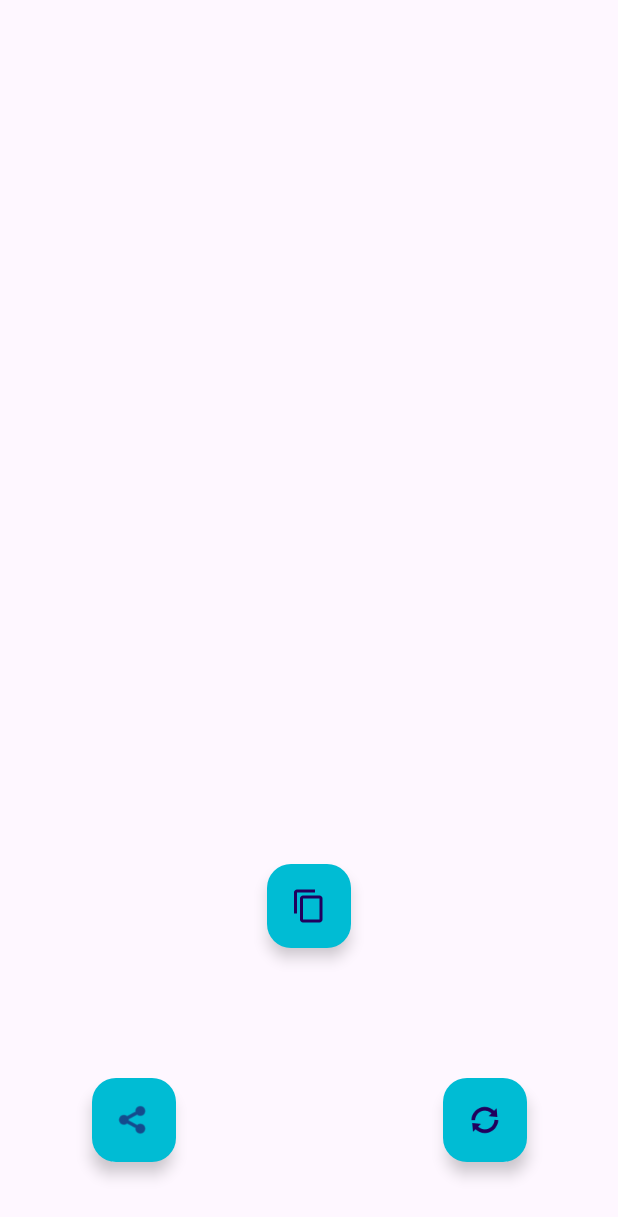
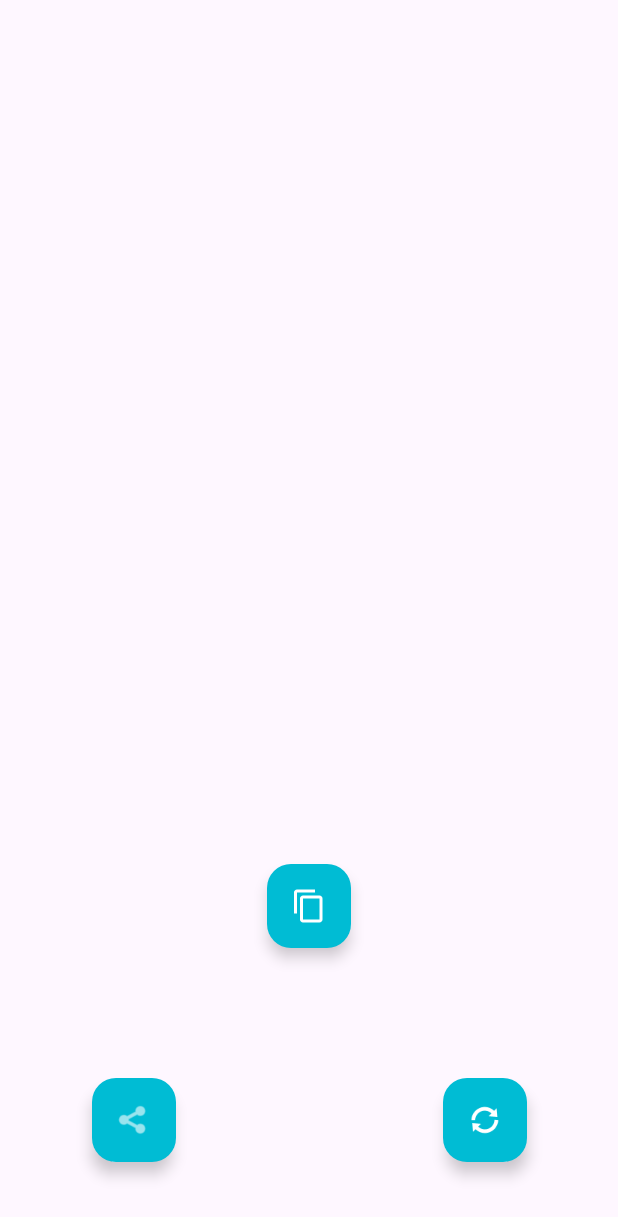
Before and after one commit to judith0906/DI-CookieFortune, an Android app: the PhraseActivity screen opened directly, with no data from a screen before it, on a phone screen of 412 x 824 dp. Shown: the top 1217 px of the screen. Run offline under Robolectric (Android 15) with nearby library versions, the phone set to English and light mode, and no system bars.

Commit message:
Añadir array de frases y cambiar color de iconos de botones

```diff
--- a/app/src/main/res/layout/activity_phrase.xml
+++ b/app/src/main/res/layout/activity_phrase.xml
@@ -23,29 +23,34 @@
         android:layout_width="wrap_content"
         android:layout_height="wrap_content"
         android:src="@android:drawable/ic_menu_share"
-        android:backgroundTint="#00BCD4"
+        app:backgroundTint="#00BCD4"
+        app:tint="#FFFFFF"
         app:layout_constraintTop_toBottomOf="@id/txt_phrase"
         app:layout_constraintBottom_toBottomOf="parent"
         app:layout_constraintStart_toStartOf="parent"
         app:layout_constraintEnd_toStartOf="@id/btn_copy"
         app:layout_constraintVertical_bias="0.9"/>
+
     <com.google.android.material.floatingactionbutton.FloatingActionButton
         android:id="@+id/btn_copy"
         android:layout_width="wrap_content"
         android:layout_height="wrap_content"
         android:src="?attr/actionModeCopyDrawable"
-        android:backgroundTint="#00BCD4"
+        app:backgroundTint="#00BCD4"
+        app:tint="#FFFFFF"
         app:layout_constraintTop_toTopOf="parent"
         app:layout_constraintBottom_toBottomOf="parent"
         app:layout_constraintStart_toEndOf="@id/btn_share"
         app:layout_constraintEnd_toStartOf="@id/btn_reload"
         app:layout_constraintVertical_bias="0.75"/>
+
     <com.google.android.material.floatingactionbutton.FloatingActionButton
         android:id="@+id/btn_reload"
         android:layout_width="wrap_content"
         android:layout_height="wrap_content"
         android:src="@android:drawable/ic_popup_sync"
-        android:backgroundTint="#00BCD4"
+        app:backgroundTint="#00BCD4"
+        app:tint="#FFFFFF"
         app:layout_constraintTop_toBottomOf="@id/txt_phrase"
         app:layout_constraintBottom_toBottomOf="parent"
         app:layout_constraintStart_toEndOf="@id/btn_copy"
```
Also changed, not shown: app/src/main/res/values/strings.xml (+14 -0 lines).
